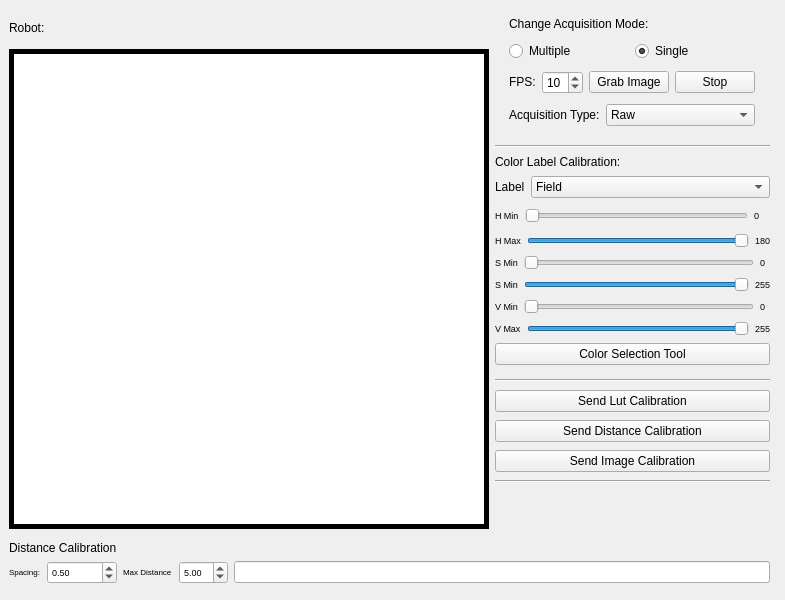
Before: the Qt Designer form vision_calib/src/vision_calib.ui in minhoteam-msl/minho_team_tools, drawn with Qt 5.
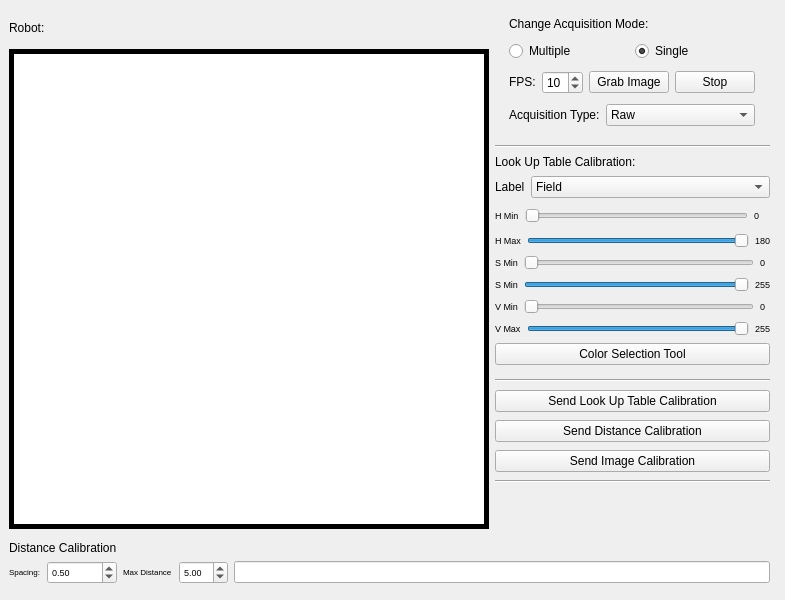
After: the same form once the commit is applied.

```diff
--- a/vision_calib/src/vision_calib.ui
+++ b/vision_calib/src/vision_calib.ui
@@ -267,7 +267,7 @@
          </font>
         </property>
         <property name="text">
-         <string>&lt;html&gt;&lt;head/&gt;&lt;body&gt;&lt;p&gt;Color Label Calibration:&lt;/p&gt;&lt;/body&gt;&lt;/html&gt;</string>
+         <string>&lt;html&gt;&lt;head/&gt;&lt;body&gt;&lt;p&gt;Look Up Table Calibration:&lt;/p&gt;&lt;/body&gt;&lt;/html&gt;</string>
         </property>
        </widget>
       </item>
@@ -735,7 +735,7 @@
          </sizepolicy>
         </property>
         <property name="text">
-         <string>Send Lut Calibration</string>
+         <string>Send Look Up Table Calibration</string>
         </property>
        </widget>
       </item>
```
